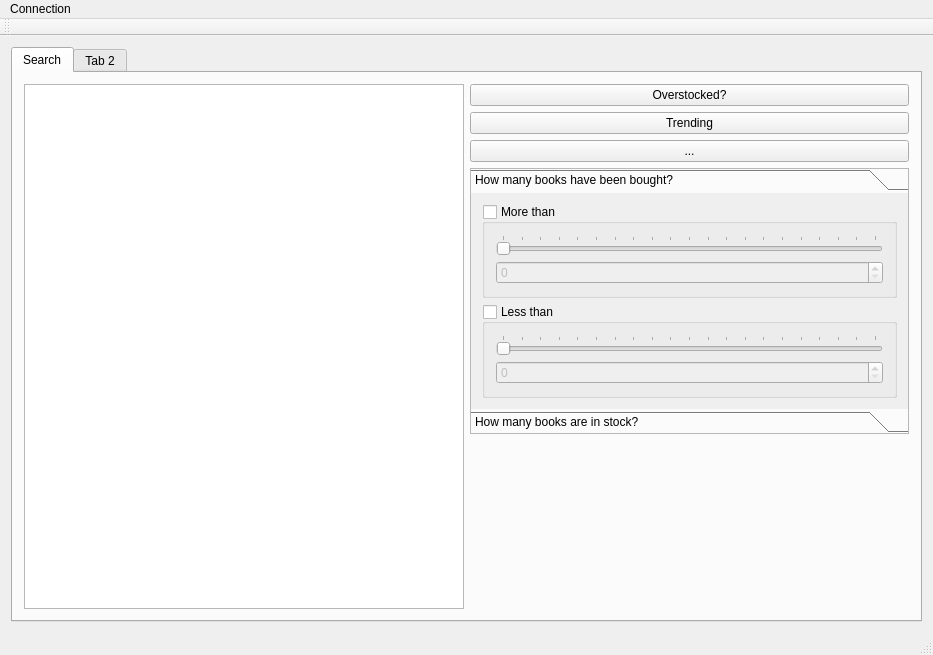
Above: mainwindow.ui from MPogoda/bookstore_clerk before the change. Below: the same form after it.
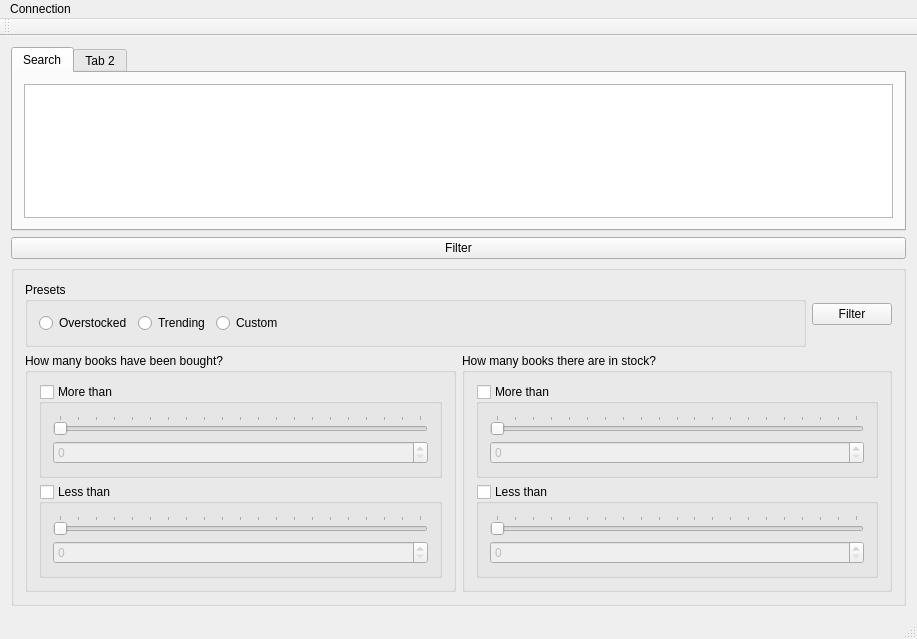
That is the form after the change. The open tabs and pages were chosen to show the change.

What changed in the file:
```diff
--- a/mainwindow.ui
+++ b/mainwindow.ui
@@ -6,8 +6,8 @@
    <rect>
     <x>0</x>
     <y>0</y>
-    <width>933</width>
-    <height>655</height>
+    <width>917</width>
+    <height>639</height>
    </rect>
   </property>
   <property name="windowTitle">
@@ -35,73 +35,129 @@
        </attribute>
        <layout class="QHBoxLayout" name="horizontalLayout_3">
         <item>
-         <widget class="QTableView" name="tableView"/>
+         <widget class="QTableView" name="tableView">
+          <property name="editTriggers">
+           <set>QAbstractItemView::NoEditTriggers</set>
+          </property>
+          <property name="alternatingRowColors">
+           <bool>false</bool>
+          </property>
+          <property name="selectionMode">
+           <enum>QAbstractItemView::SingleSelection</enum>
+          </property>
+          <property name="selectionBehavior">
+           <enum>QAbstractItemView::SelectRows</enum>
+          </property>
+          <property name="gridStyle">
+           <enum>Qt::DashLine</enum>
+          </property>
+         </widget>
         </item>
+       </layout>
+      </widget>
+      <widget class="QWidget" name="tab_2">
+       <attribute name="title">
+        <string>Tab 2</string>
+       </attribute>
+      </widget>
+     </widget>
+    </item>
         <item>
-         <layout class="QVBoxLayout" name="verticalLayout_5">
+     <widget class="QPushButton" name="filterToggleButton">
+      <property name="text">
+       <string>Filter</string>
+      </property>
+      <property name="checkable">
+       <bool>true</bool>
+      </property>
+      <property name="flat">
+       <bool>false</bool>
+      </property>
+     </widget>
+    </item>
           <item>
-           <widget class="QPushButton" name="pushButton">
+     <widget class="QGroupBox" name="filterGroupBox">
+      <property name="title">
+       <string/>
+      </property>
+      <property name="flat">
+       <bool>true</bool>
+      </property>
+      <layout class="QVBoxLayout" name="verticalLayout_6">
+       <item>
+        <layout class="QHBoxLayout" name="horizontalLayout_4">
+         <item>
+          <widget class="QGroupBox" name="presetsGroupBox">
+           <property name="title">
+            <string>Presets</string>
+           </property>
+           <layout class="QHBoxLayout" name="horizontalLayout">
+            <item>
+             <widget class="QRadioButton" name="overstockedRadioButton">
+              <property name="sizePolicy">
+               <sizepolicy hsizetype="Maximum" vsizetype="Fixed">
+                <horstretch>0</horstretch>
+                <verstretch>0</verstretch>
+               </sizepolicy>
+              </property>
             <property name="text">
-             <string>Overstocked?</string>
+               <string>Overstocked</string>
             </property>
            </widget>
           </item>
           <item>
-           <widget class="QPushButton" name="pushButton_2">
+             <widget class="QRadioButton" name="trendingRadioButton">
+              <property name="sizePolicy">
+               <sizepolicy hsizetype="Maximum" vsizetype="Fixed">
+                <horstretch>0</horstretch>
+                <verstretch>0</verstretch>
+               </sizepolicy>
+              </property>
             <property name="text">
              <string>Trending</string>
             </property>
            </widget>
           </item>
           <item>
-           <widget class="QPushButton" name="moreInfoButton">
+             <widget class="QRadioButton" name="customRadioButton">
             <property name="text">
-             <string>...</string>
-            </property>
-            <property name="checkable">
-             <bool>true</bool>
-            </property>
+               <string>Custom</string>
+              </property>
            </widget>
           </item>
           <item>
-           <widget class="QToolBox" name="toolBox">
-            <property name="sizePolicy">
-             <sizepolicy hsizetype="Preferred" vsizetype="Fixed">
-              <horstretch>0</horstretch>
-              <verstretch>0</verstretch>
-             </sizepolicy>
-            </property>
-            <property name="frameShape">
-             <enum>QFrame::StyledPanel</enum>
-            </property>
-            <property name="frameShadow">
-             <enum>QFrame::Plain</enum>
-            </property>
-            <property name="currentIndex">
-             <number>1</number>
-            </property>
-            <property name="tabSpacing">
-             <number>2</number>
-            </property>
-            <widget class="QWidget" name="boughtPage">
-             <property name="geometry">
-              <rect>
-               <x>0</x>
-               <y>0</y>
-               <width>443</width>
-               <height>198</height>
-              </rect>
-             </property>
-             <property name="sizePolicy">
-              <sizepolicy hsizetype="Preferred" vsizetype="Maximum">
-               <horstretch>0</horstretch>
-               <verstretch>0</verstretch>
-              </sizepolicy>
-             </property>
-             <attribute name="label">
+             <spacer name="horizontalSpacer">
+              <property name="orientation">
+               <enum>Qt::Horizontal</enum>
+              </property>
+              <property name="sizeHint" stdset="0">
+               <size>
+                <width>40</width>
+                <height>20</height>
+               </size>
+              </property>
+             </spacer>
+            </item>
+           </layout>
+          </widget>
+         </item>
+         <item>
+          <widget class="QPushButton" name="filterButton">
+           <property name="text">
+            <string>Filter</string>
+           </property>
+          </widget>
+         </item>
+        </layout>
+       </item>
+       <item>
+        <layout class="QHBoxLayout" name="horizontalLayout_2">
+         <item>
+          <widget class="QGroupBox" name="boughtGroupBox">
+           <property name="title">
               <string>How many books have been bought?</string>
-             </attribute>
-             <layout class="QVBoxLayout" name="verticalLayout_9">
+           </property>
+           <layout class="QVBoxLayout" name="verticalLayout_5">
               <item>
                <widget class="QGroupBox" name="boughtMoreThanBox">
                 <property name="sizePolicy">
@@ -198,24 +254,12 @@
               </item>
              </layout>
             </widget>
-            <widget class="QWidget" name="stockPage">
-             <property name="geometry">
-              <rect>
-               <x>0</x>
-               <y>0</y>
-               <width>443</width>
-               <height>198</height>
-              </rect>
-             </property>
-             <property name="sizePolicy">
-              <sizepolicy hsizetype="Preferred" vsizetype="Fixed">
-               <horstretch>0</horstretch>
-               <verstretch>0</verstretch>
-              </sizepolicy>
-             </property>
-             <attribute name="label">
-              <string>How many books are in stock?</string>
-             </attribute>
+         </item>
+         <item>
+          <widget class="QGroupBox" name="stockGroupBox">
+           <property name="title">
+            <string>How many books there are in stock?</string>
+           </property>
              <layout class="QVBoxLayout" name="verticalLayout_7">
               <item>
                <widget class="QGroupBox" name="instockMoreThanBox">
@@ -313,30 +357,10 @@
               </item>
              </layout>
             </widget>
-           </widget>
-          </item>
-          <item>
-           <spacer name="verticalSpacer">
-            <property name="orientation">
-             <enum>Qt::Vertical</enum>
-            </property>
-            <property name="sizeHint" stdset="0">
-             <size>
-              <width>20</width>
-              <height>40</height>
-             </size>
-            </property>
-           </spacer>
-          </item>
+         </item>
          </layout>
         </item>
        </layout>
-      </widget>
-      <widget class="QWidget" name="tab_2">
-       <attribute name="title">
-        <string>Tab 2</string>
-       </attribute>
-      </widget>
      </widget>
     </item>
    </layout>
@@ -346,7 +370,7 @@
     <rect>
      <x>0</x>
      <y>0</y>
-     <width>933</width>
+     <width>917</width>
      <height>25</height>
     </rect>
    </property>
@@ -360,6 +384,15 @@
    <addaction name="menuConnection"/>
   </widget>
   <widget class="QToolBar" name="mainToolBar">
+   <property name="movable">
+    <bool>true</bool>
+   </property>
+   <property name="toolButtonStyle">
+    <enum>Qt::ToolButtonTextOnly</enum>
+   </property>
+   <property name="floatable">
+    <bool>false</bool>
+   </property>
    <attribute name="toolBarArea">
     <enum>TopToolBarArea</enum>
    </attribute>
```
Left out of the diff: 32 changed lines with no effect on the pictures. Lines whose indentation alone changed are shown as unchanged.
